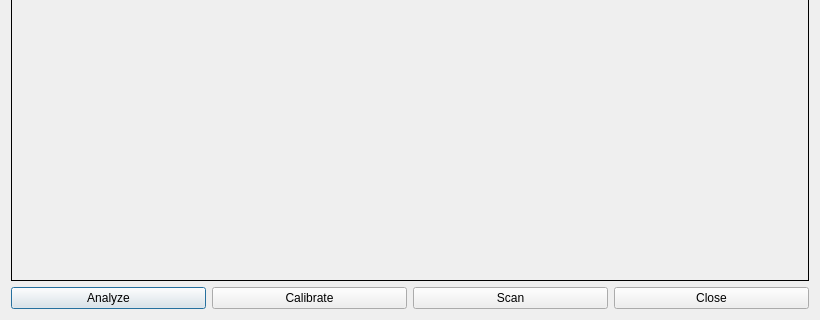
This is app/ui/ThremalScan.ui in mdmitr/arduino-thermal-camera as Qt 5 draws it before an edit; both pictures show x 0 to 820 and y 237 to 557 of the 820 by 557 pixel window. The edited form follows.
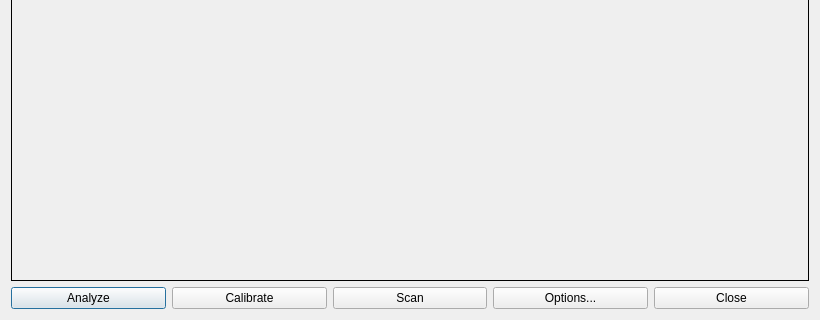
This is the edited form.

Diff of the .ui file:
```diff
--- a/app/ui/ThremalScan.ui
+++ b/app/ui/ThremalScan.ui
@@ -80,6 +80,13 @@
          </property>
         </widget>
        </item>
+       <item>
+        <widget class="QPushButton" name="pushButton_Options">
+         <property name="text">
+          <string>Options...</string>
+         </property>
+        </widget>
+       </item>
        <item>
         <widget class="QPushButton" name="pushButton_Close">
          <property name="text">
```
